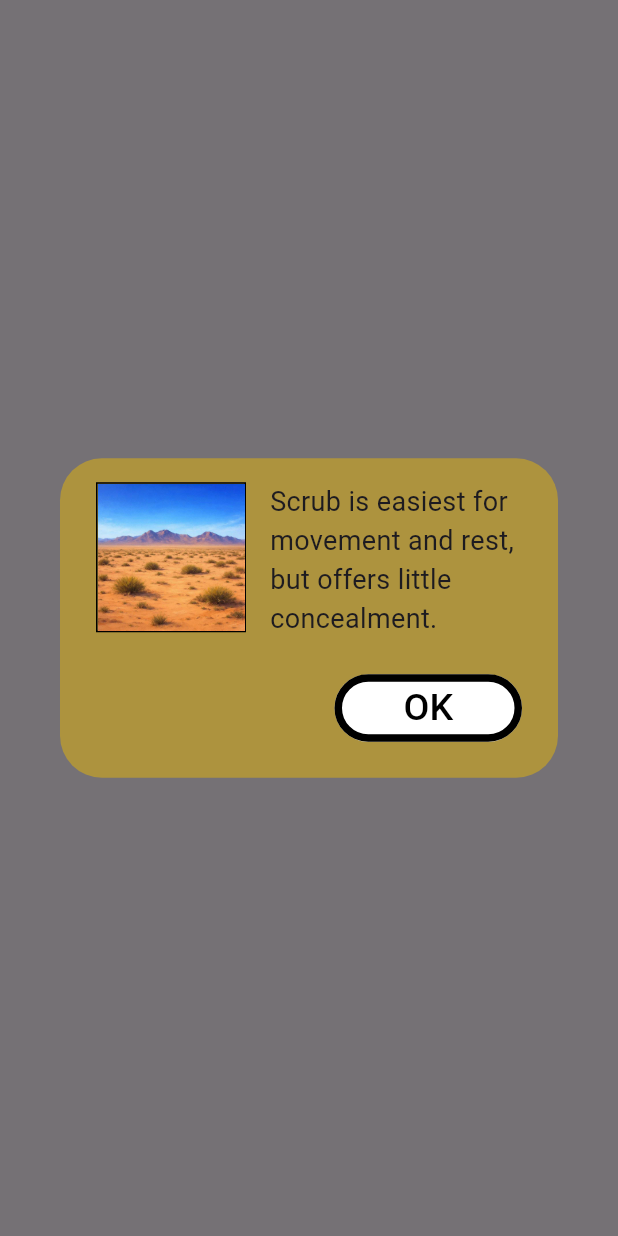
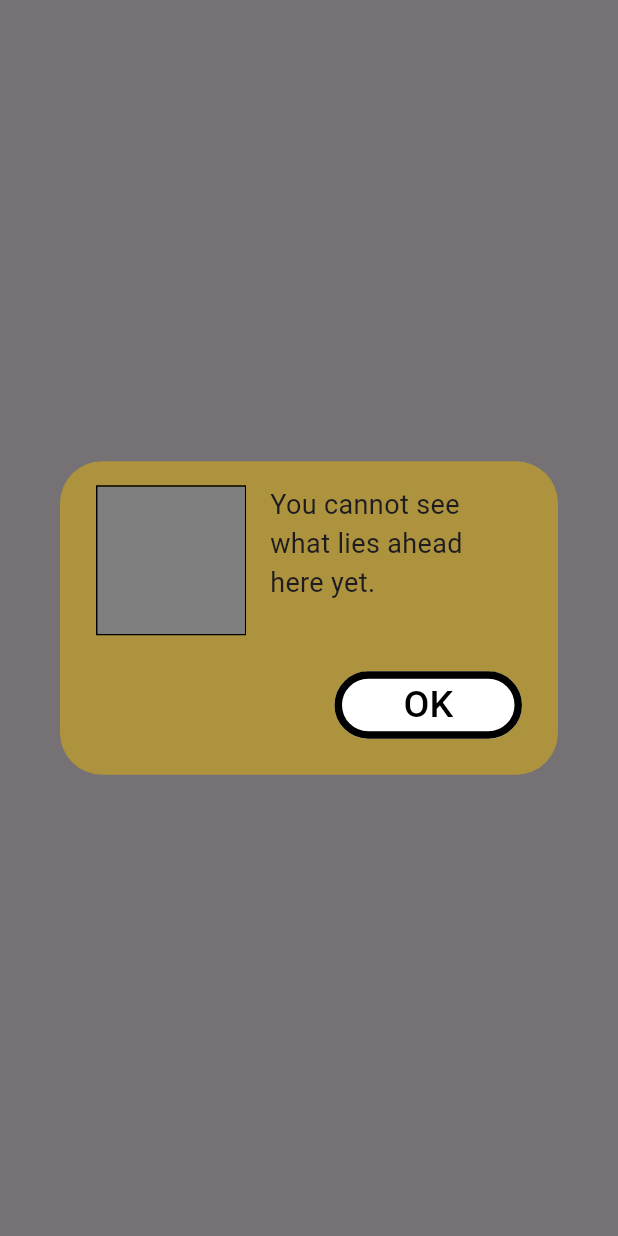
Before and after one commit to werntzp/lost_falcon, a Flutter app: what showTerrainInfoDialog() shows on an empty page, opened directly with empty values, on a phone screen of 412 x 824 dp. Run offline on Flutter 3.47's test engine with Material 3 defaults, Android fonts, the phone set to English and light mode, and no system bars; our stand-ins replace logger, webview_flutter; missing offline and left inert: hexagon; Roboto replaces fonts that are missing (Lemonada).

Commit message:
Code refactoring and gui updates

```diff
--- a/lib/dialogs/terrain_dialog.dart
+++ b/lib/dialogs/terrain_dialog.dart
@@ -1,9 +1,14 @@
 import '../const.dart';
 import 'package:flutter/material.dart';
+import '../models/map_model.dart';
 
-String _displayMessage(EnumTerrain terrain) {
+String _displayMessage(MapHex mapHex) {
   String name = "";
+  EnumTerrain terrain = mapHex.terrain;
+  EnumEncounter encounter = mapHex.encounter;
 
+  // if they had an encounter here, show that, otherwise use terrain message
+  if (encounter == EnumEncounter.none) {
     // format the type of unit killed nicely
     if (terrain == EnumTerrain.scrub) {
       name = constTerrainScrub;
@@ -20,13 +25,60 @@ String _displayMessage(EnumTerrain terrain) {
     } else {
       name = constTerrainUnkown;
     }
+  }
+  else {
+    // else show them something about the encounter
+    name = constEncounterTerrainDialogMessage;
+    if (encounter == EnumEncounter.apc) {
+      name = name.replaceFirst("Z", constApcTerrainDialogText);
+    } else if (encounter == EnumEncounter.dust) {
+      name = name.replaceFirst("Z", constDustTerrainDialogText);
+    } else if (encounter == EnumEncounter.chemicals) {
+      name = name.replaceFirst("Z", constChemicalsTerrainDialogText);
+    } else if (encounter == EnumEncounter.thorns) {
+      name = name.replaceFirst("Z", constThornsTerrainDialogText);
+    } else if (encounter == EnumEncounter.rockslide) {
+      name = name.replaceFirst("Z", constRockslideTerrainDialogText);
+    } else if (encounter == EnumEncounter.highground) {
+      name = name.replaceFirst("Z", constHighgroundTerrainDialogText);
+    } else if (encounter == EnumEncounter.building) {
+      name = name.replaceFirst("Z", constDustTerrainDialogText);
+    } else if (encounter == EnumEncounter.road) {
+      name = name.replaceFirst("Z", constRoadTerrainDialogText);
+    } else if (encounter == EnumEncounter.soldier) {
+      name = name.replaceFirst("Z", constSoldierTerrainDialogText);
+    } else if (encounter == EnumEncounter.snake) {
+      name = name.replaceFirst("Z", constSnakeTerrainDialogText);
+    } else if (encounter == EnumEncounter.wolf) {
+      name = name.replaceFirst("Z", constWolfTerrainDialogText);
+    } else if (encounter == EnumEncounter.mortar) {
+      name = name.replaceFirst("Z", constMortarTerrainDialogText);
+    } else if (encounter == EnumEncounter.helicopter) {
+      name = name.replaceFirst("Z", constHelicopterTerrainDialogText);
+    } else if (encounter == EnumEncounter.cave) {
+      name = name.replaceFirst("Z", constCaveTerrainDialogText);
+    } else if (encounter == EnumEncounter.gunships) {
+      name = name.replaceFirst("Z", constGunshipsTerrainDialogText);
+    } else if (encounter == EnumEncounter.minefield) {
+      name = name.replaceFirst("Z", constMinefieldTerrainDialogText);
+    } else if (encounter == EnumEncounter.milepost) {
+      name = name.replaceFirst("Z", constMilepostTerrainDialogText);
+    } else if (encounter == EnumEncounter.tributary) {
+      name = name.replaceFirst("Z", constTributaryTerrainDialogText);
+    }
+
+  }
 
   return name;
 }
 
-String _displayImage(EnumTerrain terrain) {
+String _displayImage(MapHex mapHex, List<String> visuals) {
   String name = "";
+  EnumTerrain terrain = mapHex.terrain;
+  EnumEncounter encounter = mapHex.encounter;
 
+  // if they had an encounter here, show that, otherwise use terrain message
+  if (encounter == EnumEncounter.none) {
     // format the type of unit killed nicely
     if (terrain == EnumTerrain.scrub) {
       name = constImageScrub;
@@ -43,11 +95,16 @@ String _displayImage(EnumTerrain terrain) {
     } else {
       name = constImageUnknown;
     }
+  }
+  else {
+    name = visuals[encounter.index];
+
+  }
 
   return name;
 }
 
-void showTerrainInfoDialog(BuildContext context, EnumTerrain terrain) {
+void showTerrainInfoDialog(BuildContext context, MapHex mapHex, List<String> visuals) {
   showDialog<String>(
     context: context,
     barrierDismissible: false,
@@ -68,7 +125,7 @@ void showTerrainInfoDialog(BuildContext context, EnumTerrain terrain) {
                 width: 1.0, // Set "thin" thickness
               ),
             ),
-            child: Image.asset(_displayImage(terrain), fit: BoxFit.fill),
+            child: Image.asset(_displayImage(mapHex, visuals), fit: BoxFit.fill),
           ),
           // Right column: Text
           Expanded(
@@ -76,7 +133,7 @@ void showTerrainInfoDialog(BuildContext context, EnumTerrain terrain) {
               crossAxisAlignment: CrossAxisAlignment.start,
               mainAxisSize: MainAxisSize.min,
               children: [
-                Text(_displayMessage(terrain),
+                Text(_displayMessage(mapHex),
                     style: const TextStyle(
                         fontFamily: constAppTextFont, fontSize: 18)),
               ],
--- a/lib/models/map_model.dart
+++ b/lib/models/map_model.dart
@@ -20,6 +20,8 @@ class MapHex {
   bool visible = false; // player can "see" into this hex from where they are
   EnumTerrain terrain = EnumTerrain.unknown; // terrain type
   EnumEncounter encounter = EnumEncounter.none; // which encounter occured here
+  bool rescue = false; // are rescue forces in this hex
+  bool impassable = false; // tracks if the hex is impassable (for whatever reason)
 
   MapHex(this.id, this.col, this.row);
 }
@@ -189,6 +191,9 @@ class MapFactory {
     map[_getIdFromColRow(map, 14, 0)].terrain = EnumTerrain.background;
     map[_getIdFromColRow(map, 14, 0)].visible = true;
 
+    // set where US rescue forces start
+    map[_getIdFromColRow(map, 14, 4)].rescue = true;
+
     // return the map back out
     return List.from(map);
   }
```
Also changed, not shown: lib/const.dart (+23 -3 lines), lib/screens/game_screen.dart (+19 -27 lines). Lines whose indentation alone changed are shown as unchanged.
